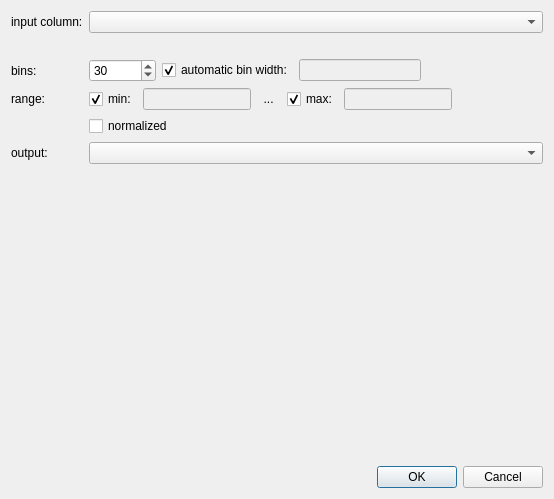
Before: the Qt Designer form plugins/table/qfrdrtablehistogramdialog.ui in jkriege2/QuickFit3, drawn with Qt 5.
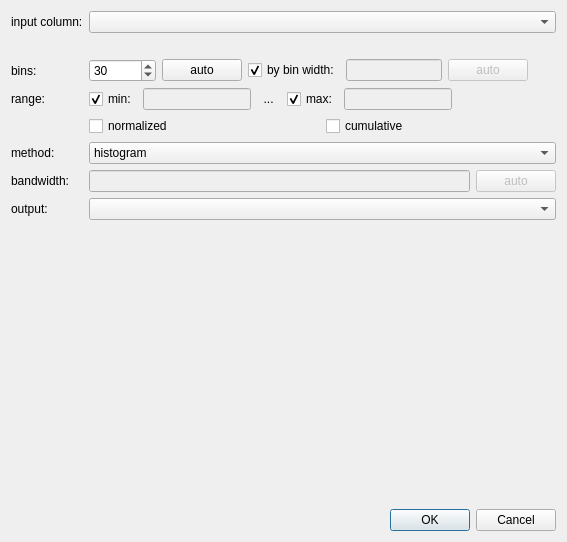
After: the same form once the commit is applied. Custom widgets are drawn as their Qt base class.

Commit message: QuickFit3/table: added Kernel Density Estimation (KDE) to histogram tool

```diff
--- a/plugins/table/qfrdrtablehistogramdialog.ui
+++ b/plugins/table/qfrdrtablehistogramdialog.ui
@@ -6,8 +6,8 @@
    <rect>
     <x>0</x>
     <y>0</y>
-    <width>554</width>
-    <height>499</height>
+    <width>567</width>
+    <height>542</height>
    </rect>
   </property>
   <property name="windowTitle">
@@ -48,10 +48,17 @@
          </property>
         </widget>
        </item>
+       <item>
+        <widget class="QPushButton" name="btnAutoBins">
+         <property name="text">
+          <string>auto</string>
+         </property>
+        </widget>
+       </item>
        <item>
         <widget class="QCheckBox" name="chkAutoBinWidth">
          <property name="text">
-          <string>automatic bin width:</string>
+          <string>by bin width:</string>
          </property>
          <property name="checked">
           <bool>true</bool>
@@ -65,6 +72,16 @@
          </property>
         </widget>
        </item>
+       <item>
+        <widget class="QPushButton" name="btnAutoBinwidth">
+         <property name="enabled">
+          <bool>false</bool>
+         </property>
+         <property name="text">
+          <string>auto</string>
+         </property>
+        </widget>
+       </item>
        <item>
         <spacer name="horizontalSpacer">
          <property name="orientation">
@@ -145,14 +162,14 @@
        </item>
       </layout>
      </item>
-     <item row="5" column="0">
+     <item row="8" column="0">
       <widget class="QLabel" name="label">
        <property name="text">
         <string>output:</string>
        </property>
       </widget>
      </item>
-     <item row="5" column="1">
+     <item row="8" column="1">
       <widget class="QComboBox" name="cmbOutput"/>
      </item>
      <item row="1" column="1">
@@ -162,12 +179,143 @@
        </property>
       </widget>
      </item>
+     <item row="6" column="0">
+      <widget class="QLabel" name="label_7">
+       <property name="text">
+        <string>method:</string>
+       </property>
+      </widget>
+     </item>
+     <item row="7" column="0">
+      <widget class="QLabel" name="label_8">
+       <property name="text">
+        <string>bandwidth:</string>
+       </property>
+      </widget>
+     </item>
+     <item row="6" column="1">
+      <widget class="QComboBox" name="cmbMethod">
+       <item>
+        <property name="text">
+         <string>histogram</string>
+        </property>
+       </item>
+       <item>
+        <property name="text">
+         <string>KDE: Gaussian</string>
+        </property>
+       </item>
+       <item>
+        <property name="text">
+         <string>KDE: Cauchy</string>
+        </property>
+       </item>
+       <item>
+        <property name="text">
+         <string>KDE: Picard</string>
+        </property>
+       </item>
+       <item>
+        <property name="text">
+         <string>KDE: Epanechnikov</string>
+        </property>
+       </item>
+       <item>
+        <property name="text">
+         <string>KDE: Uniform</string>
+        </property>
+       </item>
+       <item>
+        <property name="text">
+         <string>KDE: Triangle</string>
+        </property>
+       </item>
+       <item>
+        <property name="text">
+         <string>KDE: Quartic</string>
+        </property>
+       </item>
+       <item>
+        <property name="text">
+         <string>KDE: Triweight</string>
+        </property>
+       </item>
+       <item>
+        <property name="text">
+         <string>KDE: Tricube</string>
+        </property>
+       </item>
+       <item>
+        <property name="text">
+         <string>KDE: Cosine</string>
+        </property>
+       </item>
+      </widget>
+     </item>
+     <item row="7" column="1">
+      <layout class="QHBoxLayout" name="horizontalLayout_3">
+       <item>
+        <widget class="QFDoubleEdit" name="edtBandwidth">
+         <property name="enabled">
+          <bool>false</bool>
+         </property>
+        </widget>
+       </item>
+       <item>
+        <widget class="QPushButton" name="btnAutoBandwidth">
+         <property name="enabled">
+          <bool>false</bool>
+         </property>
+         <property name="text">
+          <string>auto</string>
+         </property>
+        </widget>
+       </item>
+      </layout>
+     </item>
      <item row="4" column="1">
-      <widget class="QCheckBox" name="chkNormalized">
-       <property name="text">
-        <string>normalized</string>
-       </property>
-      </widget>
+      <layout class="QHBoxLayout" name="horizontalLayout_4">
+       <item>
+        <widget class="QCheckBox" name="chkNormalized">
+         <property name="text">
+          <string>normalized</string>
+         </property>
+        </widget>
+       </item>
+       <item>
+        <spacer name="horizontalSpacer_4">
+         <property name="orientation">
+          <enum>Qt::Horizontal</enum>
+         </property>
+         <property name="sizeHint" stdset="0">
+          <size>
+           <width>40</width>
+           <height>20</height>
+          </size>
+         </property>
+        </spacer>
+       </item>
+       <item>
+        <widget class="QCheckBox" name="chkCumulative">
+         <property name="text">
+          <string>cumulative</string>
+         </property>
+        </widget>
+       </item>
+       <item>
+        <spacer name="horizontalSpacer_3">
+         <property name="orientation">
+          <enum>Qt::Horizontal</enum>
+         </property>
+         <property name="sizeHint" stdset="0">
+          <size>
+           <width>40</width>
+           <height>20</height>
+          </size>
+         </property>
+        </spacer>
+       </item>
+      </layout>
      </item>
     </layout>
    </item>
```
Left out of the diff: 95 changed lines with no effect on the pictures. The commit also changes 11 other files.
